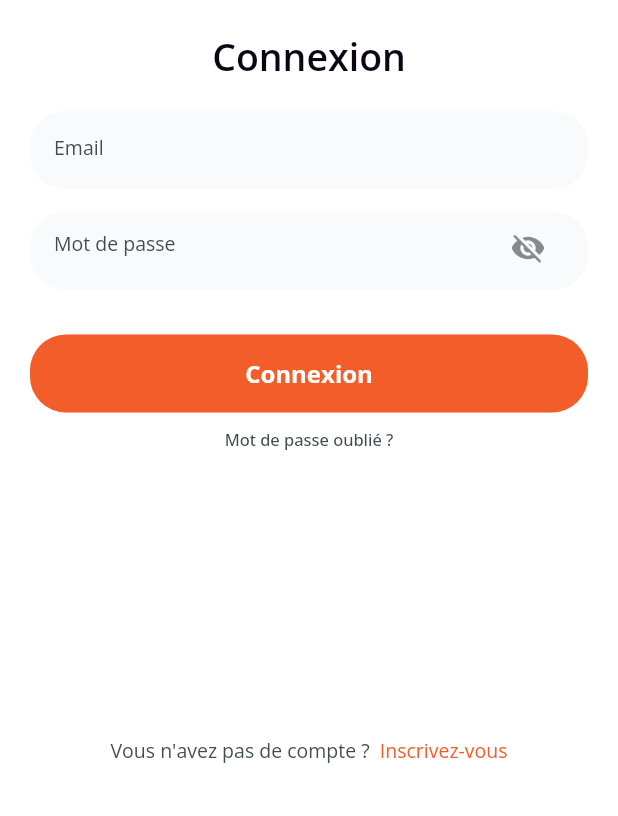
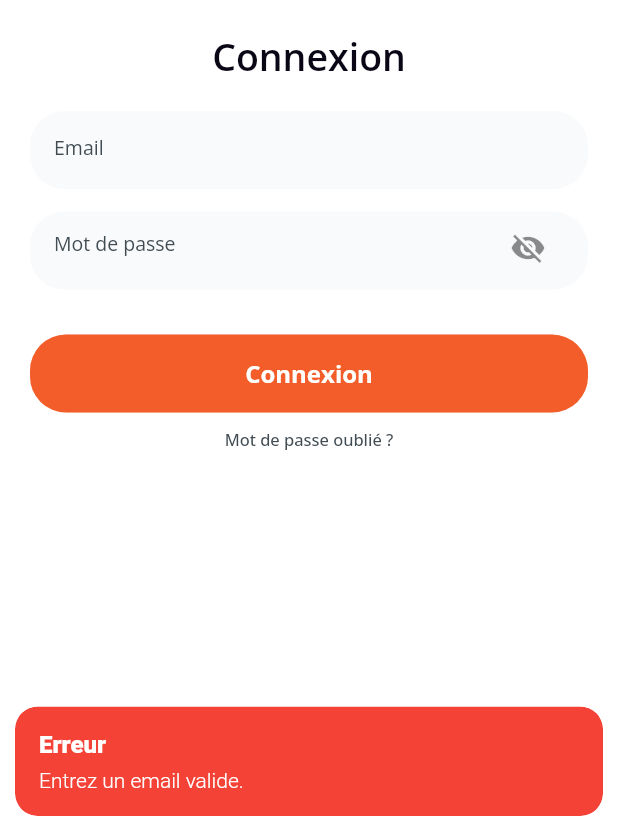
Before and after one commit to Sidekick-EIP/app-mobile-V2, a Flutter app: the SignInScreen screen opened directly, after a tap on "Connexion", on a phone screen of 412 x 824 dp, the part 420-1236 px from its top. Run offline on Flutter 3.47's test engine with Material 2 defaults, Android fonts, the phone set to English and light mode, and no system bars; our stand-ins replace flutter_dotenv, flutter_secure_storage, flutter_svg, get, google_fonts; accounts and stored records are empty.

Commit message:
navbar and structure of project

```diff
--- a/lib/view/auth/signin_screen.dart
+++ b/lib/view/auth/signin_screen.dart
@@ -13,6 +13,7 @@ import '../../config/text_style.dart';
 import '../../utils/token_storage.dart';
 import '../../widget/custom_button.dart';
 import '../../widget/custom_textfield.dart';
+import '../tab_screen.dart';
 
 class SignInScreen extends StatefulWidget {
   const SignInScreen({Key? key}) : super(key: key);
@@ -24,12 +25,37 @@ class SignInScreen extends StatefulWidget {
 class _SignInScreenState extends State<SignInScreen> {
   final emailController = TextEditingController();
   final passwordController = TextEditingController();
+  bool isLoading = false;
 
   final TokenStorage tokenStorage = TokenStorage();
 
+  bool _isValidEmail(String email) {
+    return email.contains('@') && email.contains('.');
+  }
+
   Future<void> signIn() async {
+    if (!_isValidEmail(emailController.text)) {
+      Get.snackbar("Erreur", "Entrez un email valide.",
+          backgroundColor: Colors.red,
+          colorText: Colors.white,
+          snackPosition: SnackPosition.BOTTOM);
+      return;
+    }
+    if (passwordController.text.isEmpty) {
+      Get.snackbar("Erreur", "Entrez un mot de passe.",
+          backgroundColor: Colors.red,
+          colorText: Colors.white,
+          snackPosition: SnackPosition.BOTTOM);
+      return;
+    }
+
+    setState(() {
+      isLoading = true;
+    });
+
     String apiUrl = dotenv.env['API_BACK_URL'] ?? "";
 
+    try {
       final response = await http.post(
         Uri.parse("$apiUrl/auth/login"),
         headers: {"Content-Type": "application/x-www-form-urlencoded"},
@@ -44,18 +70,27 @@ class _SignInScreenState extends State<SignInScreen> {
         await tokenStorage.storeAccessToken(decodedResponse['access_token']);
         await tokenStorage.storeRefreshToken(decodedResponse['refresh_token']);
 
-      Get.snackbar("Success", "Vous êtes connecté",
-          backgroundColor: Colors.green,
-          colorText: Colors.white,
-          snackPosition: SnackPosition.BOTTOM);
+        Get.offAll(
+          () => const TabScreen(),
+          transition: Transition.rightToLeft,
+        );
       } else {
         Map<String, dynamic> decodedResponse = jsonDecode(response.body);
         String errorMessage = decodedResponse['error'] ?? "Erreur inconnue";
-
         Get.snackbar("Erreur", errorMessage,
             backgroundColor: Colors.red,
             colorText: Colors.white,
             snackPosition: SnackPosition.BOTTOM);
+      }
+    } catch (error) {
+      Get.snackbar("Erreur", "Une erreur s'est produite lors de la connexion.",
+          backgroundColor: Colors.red,
+          colorText: Colors.white,
+          snackPosition: SnackPosition.BOTTOM);
+    } finally {
+      setState(() {
+        isLoading = false;
+      });
     }
   }
 
@@ -123,6 +158,16 @@ class _SignInScreenState extends State<SignInScreen> {
                     ],
                   ),
                 ),
+                const SizedBox(height: 10),
+                if (isLoading)
+                  Positioned.fill(
+                    child: Container(
+                      color: ConstColors.secondaryColor,
+                      child: const Center(
+                        child: CircularProgressIndicator(),
+                      ),
+                    ),
+                  ),
               ],
             ),
           ),
```
Also changed, not shown: lib/controller/home_controller.dart (added, +12 -0 lines), lib/view/home/home_view.dart (added, +24 -0 lines), lib/view/nutrition/nutrition_view.dart (added, +27 -0 lines), lib/view/profile/profile_view.dart (added, +27 -0 lines), lib/view/tab_screen.dart (added, +152 -0 lines), lib/view/training/training_view.dart (added, +27 -0 lines). Lines whose indentation alone changed are shown as unchanged.
